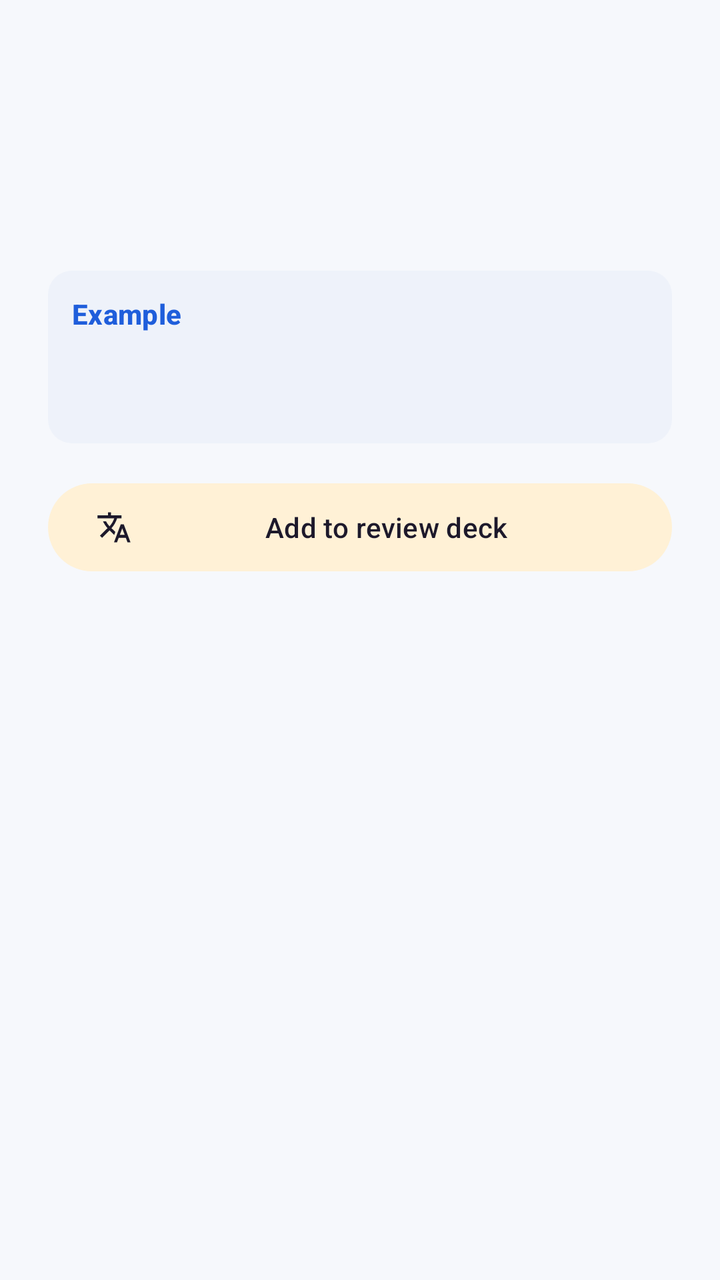
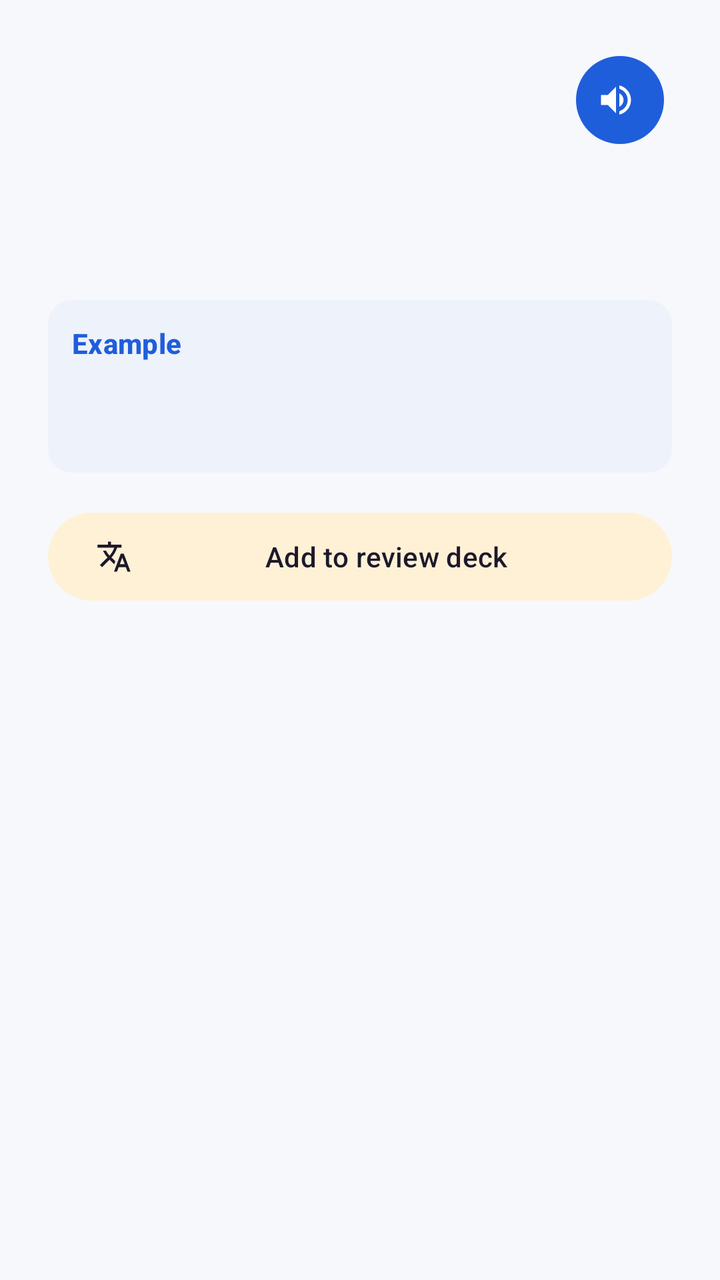

An Android layout rendered at two revisions. The XML below is the earlier revision; the diff shows what the commit changed to produce the second picture.
<!-- AndroidManifest.xml: application theme Theme.IELTSReading -->
<!-- res/layout/sheet_word.xml -->
<?xml version="1.0" encoding="utf-8"?>
<LinearLayout xmlns:android="http://schemas.android.com/apk/res/android"
    xmlns:app="http://schemas.android.com/apk/res-auto"
    android:layout_width="match_parent"
    android:layout_height="wrap_content"
    android:orientation="vertical"
    android:padding="24dp">

    <LinearLayout
        android:layout_width="match_parent"
        android:layout_height="wrap_content"
        android:baselineAligned="true"
        android:orientation="horizontal">

        <TextView
            android:id="@+id/textWord"
            android:layout_width="wrap_content"
            android:layout_height="wrap_content"
            android:textAppearance="@style/TextAppearance.Material3.HeadlineMedium"
            android:textColor="@color/brand_primary"
            android:textStyle="bold" />

        <TextView
            android:id="@+id/textPos"
            android:layout_width="wrap_content"
            android:layout_height="wrap_content"
            android:layout_marginStart="8dp"
            android:textAppearance="@style/Text.Secondary"
            android:textStyle="italic" />
    </LinearLayout>

    <TextView
        android:id="@+id/textMeaningGu"
        android:layout_width="match_parent"
        android:layout_height="wrap_content"
        android:layout_marginTop="4dp"
        android:textAppearance="@style/TextAppearance.Material3.HeadlineSmall"
        android:textColor="@color/gujarati_text" />

    <TextView
        android:id="@+id/textMeaningEn"
        android:layout_width="match_parent"
        android:layout_height="wrap_content"
        android:layout_marginTop="4dp"
        android:textAppearance="@style/Text.Body" />

    <LinearLayout
        android:id="@+id/groupExample"
        android:layout_width="match_parent"
        android:layout_height="wrap_content"
        android:layout_marginTop="12dp"
        android:background="@drawable/bg_gujarati"
        android:orientation="vertical"
        android:padding="12dp">

        <TextView
            android:layout_width="wrap_content"
            android:layout_height="wrap_content"
            android:text="@string/example"
            android:textAppearance="@style/Text.Label" />

        <TextView
            android:id="@+id/textExample"
            android:layout_width="match_parent"
            android:layout_height="wrap_content"
            android:textAppearance="@style/Text.Body"
            android:textStyle="italic" />

        <TextView
            android:id="@+id/textExampleGu"
            android:layout_width="match_parent"
            android:layout_height="wrap_content"
            android:textAppearance="@style/Text.Gujarati" />
    </LinearLayout>

    <com.google.android.material.button.MaterialButton
        android:id="@+id/btnAddToDeck"
        style="@style/Widget.Material3.Button.TonalButton"
        android:layout_width="match_parent"
        android:layout_height="52dp"
        android:layout_marginTop="16dp"
        android:text="@string/btn_add_to_deck"
        app:icon="@drawable/ic_translate" />
</LinearLayout>
<!-- resources referenced by this layout -->
<resources>
  <color name="brand_primary">#1F5EDB</color>
  <color name="gujarati_text">#3D4A8F</color>
  <!-- drawable bg_gujarati (drawable) -->
  <shape xmlns:android="http://schemas.android.com/apk/res/android" android:shape="rectangle">
      <solid android:color="@color/surface_variant"/>
      <corners android:radius="12dp"/>
  </shape>
  <!-- drawable ic_translate (drawable) -->
  <vector xmlns:android="http://schemas.android.com/apk/res/android"
      android:width="24dp" android:height="24dp"
      android:viewportWidth="24" android:viewportHeight="24"
      android:tint="?attr/colorControlNormal">
      <path android:fillColor="@android:color/white" android:pathData="M12.87,15.07l-2.54,-2.51 0.03,-0.03c1.74,-1.94 2.98,-4.17 3.71,-6.53H17V4h-7V2H8v2H1v1.99h11.17C11.5,7.92 10.44,9.75 9,11.35 8.07,10.32 7.3,9.19 6.69,8h-2c0.73,1.63 1.73,3.17 2.98,4.56l-5.09,5.02L4,19l5,-5 3.11,3.11 0.76,-2.04zM18.5,10h-2L12,22h2l1.12,-3h4.75L21,22h2l-4.5,-12zM15.88,17l1.62,-4.33L19.12,17h-3.24z"/>
  </vector>
  <string name="btn_add_to_deck">Add to review deck</string>
  <string name="example">Example</string>
  <style name="Text.Body" parent="TextAppearance.Material3.BodyLarge">
          <item name="android:textColor">@color/text_primary</item>
          <item name="android:lineSpacingMultiplier">1.25</item>
      </style>
  <style name="Text.Gujarati" parent="TextAppearance.Material3.BodyLarge">
          <item name="android:textColor">@color/gujarati_text</item>
          <item name="android:lineSpacingMultiplier">1.3</item>
      </style>
  <style name="Text.Label" parent="TextAppearance.Material3.LabelLarge">
          <item name="android:textColor">@color/brand_primary</item>
          <item name="android:textStyle">bold</item>
      </style>
  <style name="Text.Secondary" parent="TextAppearance.Material3.BodyMedium">
          <item name="android:textColor">@color/text_secondary</item>
      </style>
  <color name="surface_variant">#EEF2FA</color>
  <color name="text_primary">#141B2D</color>
  <color name="text_secondary">#5B6478</color>
  <color name="white">#FFFFFF</color>
  <color name="brand_primary_container">#DCE6FF</color>
  <color name="brand_on_primary_container">#0A2A6B</color>
  <color name="brand_secondary">#F59E0B</color>
  <color name="brand_secondary_container">#FFF1D6</color>
  <color name="brand_tertiary">#0E9F8C</color>
  <color name="error">#DC2626</color>
  <color name="background">#F6F8FC</color>
  <color name="surface">#FFFFFF</color>
  <style name="Widget.App.Card" parent="Widget.Material3.CardView.Elevated">
          <item name="cardCornerRadius">@dimen/card_radius</item>
          <item name="cardBackgroundColor">@color/surface</item>
          <item name="cardElevation">1dp</item>
      </style>
  <dimen name="card_radius">20dp</dimen>
  <!-- unchanged entries left out for length: 1 -->
</resources>

<!-- the commit's change to res/layout/sheet_word.xml (unified diff, before → after) -->
@@ -27,6 +27,19 @@
             android:layout_marginStart="8dp"
             android:textAppearance="@style/Text.Secondary"
             android:textStyle="italic" />
+
+        <Space
+            android:layout_width="0dp"
+            android:layout_height="0dp"
+            android:layout_weight="1" />
+
+        <com.google.android.material.button.MaterialButton
+            android:id="@+id/btnPlay"
+            style="@style/Widget.Material3.Button.IconButton.Filled"
+            android:layout_width="52dp"
+            android:layout_height="52dp"
+            android:contentDescription="@string/cd_play"
+            app:icon="@drawable/ic_volume" />
     </LinearLayout>
 
     <TextView
<!-- resource entries referenced after the edit -->
@@ -14,7 +14,15 @@
       android:tint="?attr/colorControlNormal">
       <path android:fillColor="@android:color/white" android:pathData="M12.87,15.07l-2.54,-2.51 0.03,-0.03c1.74,-1.94 2.98,-4.17 3.71,-6.53H17V4h-7V2H8v2H1v1.99h11.17C11.5,7.92 10.44,9.75 9,11.35 8.07,10.32 7.3,9.19 6.69,8h-2c0.73,1.63 1.73,3.17 2.98,4.56l-5.09,5.02L4,19l5,-5 3.11,3.11 0.76,-2.04zM18.5,10h-2L12,22h2l1.12,-3h4.75L21,22h2l-4.5,-12zM15.88,17l1.62,-4.33L19.12,17h-3.24z"/>
   </vector>
+  <!-- drawable ic_volume (drawable) -->
+  <vector xmlns:android="http://schemas.android.com/apk/res/android"
+      android:width="24dp" android:height="24dp"
+      android:viewportWidth="24" android:viewportHeight="24"
+      android:tint="?attr/colorControlNormal">
+      <path android:fillColor="@android:color/white" android:pathData="M3,9v6h4l5,5V4L7,9H3zM16.5,12c0,-1.77 -1.02,-3.29 -2.5,-4.03v8.05c1.48,-0.73 2.5,-2.25 2.5,-4.02zM14,3.23v2.06c2.89,0.86 5,3.54 5,6.71s-2.11,5.85 -5,6.71v2.06c4.01,-0.91 7,-4.49 7,-8.77s-2.99,-7.86 -7,-8.77z"/>
+  </vector>
   <string name="btn_add_to_deck">Add to review deck</string>
+  <string name="cd_play">Play sound</string>
   <string name="example">Example</string>
   <style name="Text.Body" parent="TextAppearance.Material3.BodyLarge">
           <item name="android:textColor">@color/text_primary</item>
